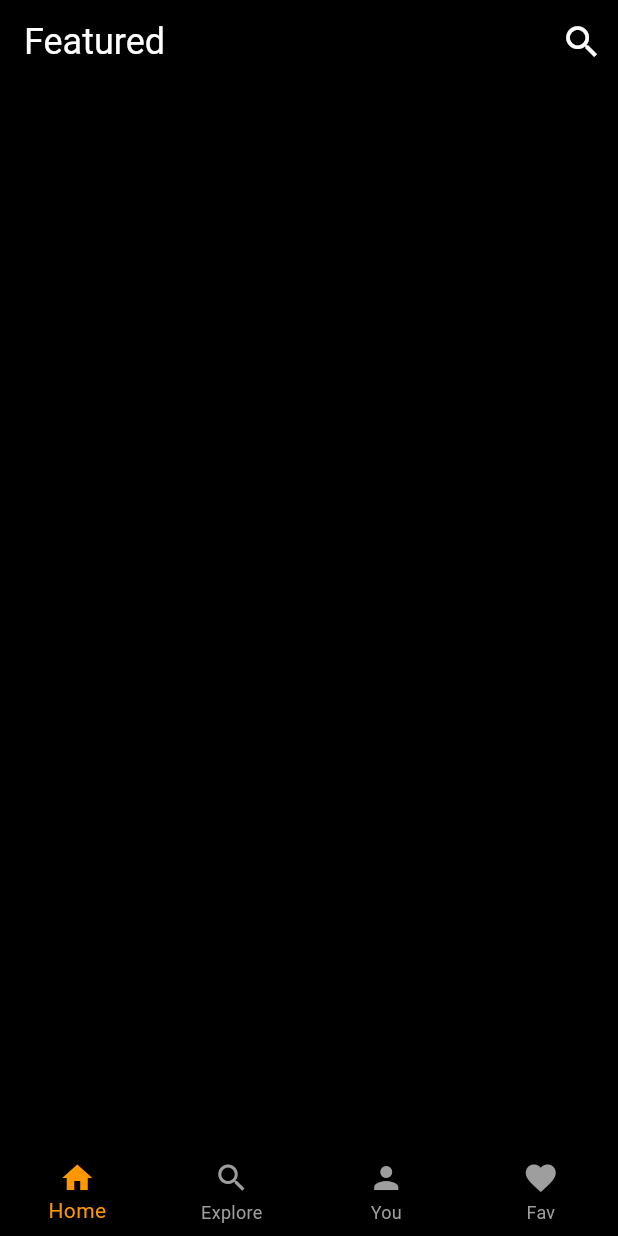
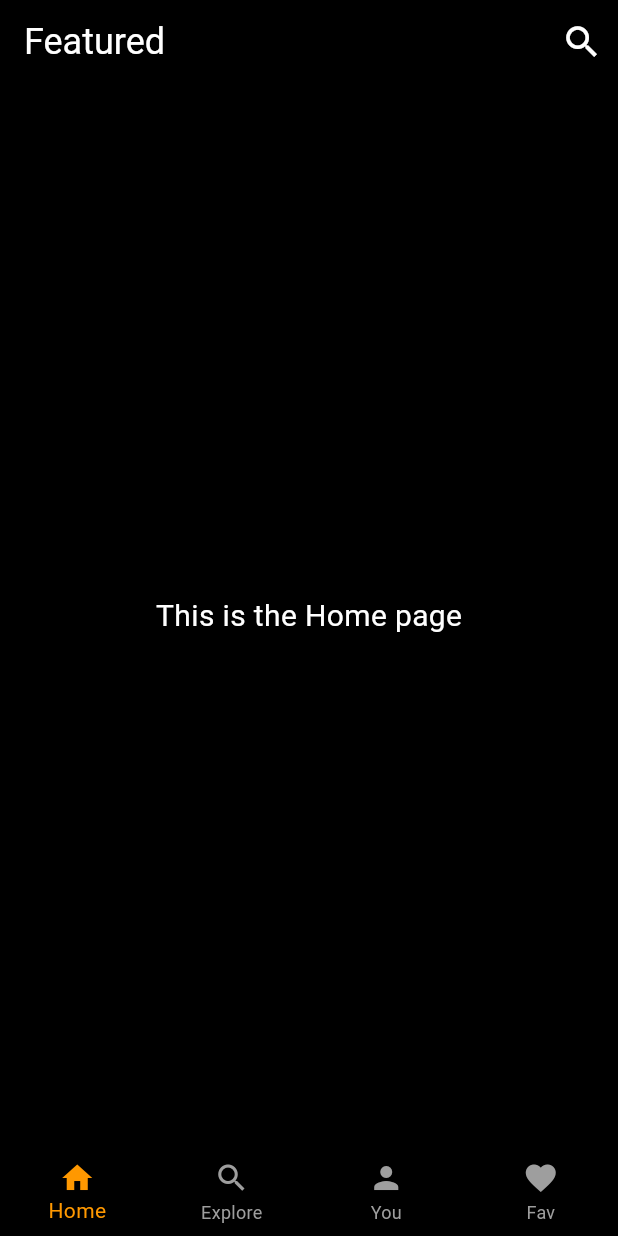
Before and after one commit to ATG-AVI/musicui_app, a Flutter app: the screen it shows after launch, on a phone screen of 412 x 824 dp. Run offline on Flutter 3.47's test engine with Material 3 defaults, Android fonts, the light colour scheme and no system bars.

Commit message:
New Pages

```diff
--- a/lib/pages/home_page.dart
+++ b/lib/pages/home_page.dart
@@ -1,17 +1,7 @@
 import 'package:flutter/material.dart';
-
-void main() {
-  runApp(MyApp());
-}
-
-class MyApp extends StatelessWidget {
-  @override
-  Widget build(BuildContext context) {
-    return MaterialApp(
-      home: HomePage(),
-    );
-  }
-}
+import 'explore_page.dart';
+import 'fav_page.dart';
+import 'you_page.dart';
 
 class HomePage extends StatefulWidget {
   @override
@@ -20,6 +10,13 @@ class HomePage extends StatefulWidget {
 
 class _HomePageState extends State<HomePage> {
   int _selectedIndex = 0;
+
+  static List<Widget> _pages = <Widget>[
+    HomePageContent(), // Add your home page content here
+    ExplorePage(),
+    YouPage(),
+    FavPage(),
+  ];
 
   void _onItemTapped(int index) {
     setState(() {
@@ -30,34 +27,32 @@ class _HomePageState extends State<HomePage> {
   @override
   Widget build(BuildContext context) {
     return Scaffold(
-      appBar: AppBar(
+      appBar: _selectedIndex == 0
+          ? AppBar(
               backgroundColor: Colors.black,
               title: Text(
                 'Featured',
                 style: TextStyle(
                   color: Colors.white,
-            fontSize: 24, // Increased font size
+                  fontSize: 24,
                 ),
               ),
               actions: [
                 IconButton(
-            icon: Icon(Icons.search,
-                color: Colors.white, size: 28), // Increased icon size
+                  icon: Icon(Icons.search, color: Colors.white, size: 28),
                   onPressed: () {
                     // Add search functionality here
                   },
                 ),
               ],
-      ),
-      body: Container(
-        color: Colors.black,
-      ),
+            )
+          : null, // AppBar only for HomePage
+      body: _pages[_selectedIndex], // Display the selected page
       bottomNavigationBar: BottomNavigationBar(
-        type: BottomNavigationBarType.fixed, // Set the type to fixed
-        backgroundColor: Colors.black, // Ensure the background color is black
+        type: BottomNavigationBarType.fixed,
+        backgroundColor: Colors.black,
         selectedItemColor: Colors.orange,
-        unselectedItemColor:
-            Colors.grey, // Slightly dimmed color for unselected items
+        unselectedItemColor: Colors.grey,
         currentIndex: _selectedIndex,
         onTap: _onItemTapped,
         items: [
@@ -82,3 +77,21 @@ class _HomePageState extends State<HomePage> {
     );
   }
 }
+
+class HomePageContent extends StatelessWidget {
+  @override
+  Widget build(BuildContext context) {
+    return Container(
+      color: Colors.black,
+      child: Center(
+        child: Text(
+          'This is the Home page',
+          style: TextStyle(
+            color: Colors.white,
+            fontSize: 20,
+          ),
+        ),
+      ),
+    );
+  }
+}
```
Also changed, not shown: lib/pages/explore_page.dart (added, +19 -0 lines), lib/pages/fav_page.dart (added, +19 -0 lines), lib/pages/you_page.dart (added, +19 -0 lines). Lines whose indentation alone changed are shown as unchanged.
